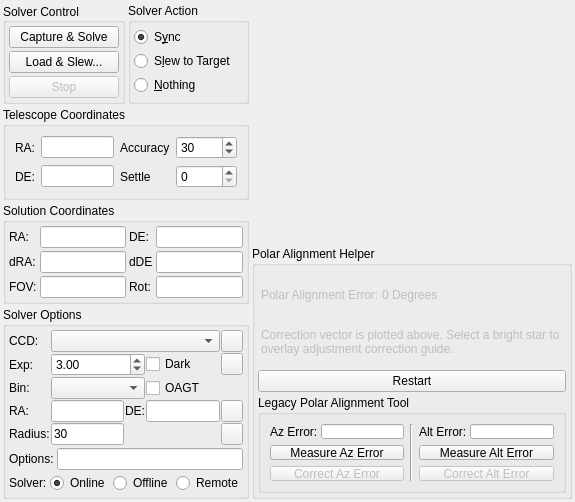
The window that kstars/ekos/align/align.ui (KDE/kstars) describes before a commit, drawn with Qt 5.
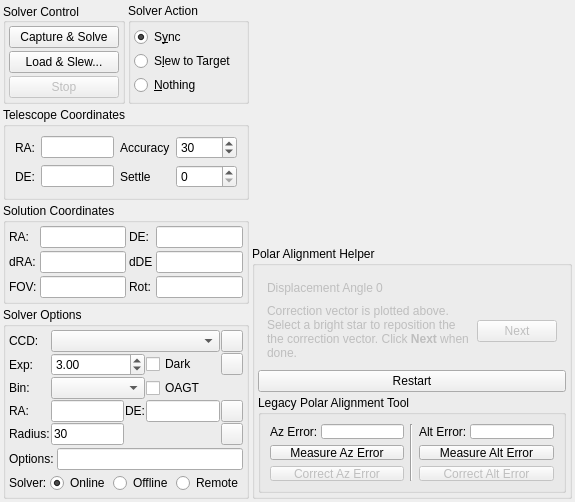
The same window after the commit. The open tabs and pages were chosen to show the change. Custom widgets are drawn as their Qt base class.

Commit message: More progress on Polar Alignment Helper

What changed in the file:
```diff
--- a/kstars/ekos/align/align.ui
+++ b/kstars/ekos/align/align.ui
@@ -1134,7 +1134,7 @@
                <number>3</number>
               </property>
               <item>
-               <widget class="QLabel" name="PAHErrorLabel">
+               <widget class="QLabel" name="PAHErrorDescriptionLabel">
                 <property name="text">
                  <string>Error Occured</string>
                 </property>
@@ -1174,21 +1174,6 @@
             </widget>
             <widget class="QWidget" name="PAHCorrectionPage">
              <layout class="QVBoxLayout" name="verticalLayout_14">
-              <property name="spacing">
-               <number>3</number>
-              </property>
-              <property name="leftMargin">
-               <number>3</number>
-              </property>
-              <property name="topMargin">
-               <number>3</number>
-              </property>
-              <property name="rightMargin">
-               <number>3</number>
-              </property>
-              <property name="bottomMargin">
-               <number>3</number>
-              </property>
               <item>
                <layout class="QHBoxLayout" name="horizontalLayout_14">
                 <property name="spacing">
@@ -1197,24 +1182,17 @@
                 <item>
                  <widget class="QLabel" name="label_23">
                   <property name="text">
-                   <string>Polar Alignment Error:</string>
+                   <string>Displacement Angle</string>
                   </property>
                  </widget>
                 </item>
                 <item>
-                 <widget class="QLabel" name="PAHErrorDegrees">
+                 <widget class="QLabel" name="PAHErrorLabel">
                   <property name="text">
                    <string>0</string>
                   </property>
                  </widget>
                 </item>
-                <item>
-                 <widget class="QLabel" name="label_25">
-                  <property name="text">
-                   <string>Degrees</string>
-                  </property>
-                 </widget>
-                </item>
                 <item>
                  <spacer name="horizontalSpacer_8">
                   <property name="orientation">
@@ -1231,14 +1209,34 @@
                </layout>
               </item>
               <item>
-               <widget class="QLabel" name="label_26">
-                <property name="text">
-                 <string>Correction vector is plotted above. Select a bright star to overlay adjustment correction guide.</string>
+               <layout class="QHBoxLayout" name="horizontalLayout_16">
+                <property name="spacing">
+                 <number>3</number>
                 </property>
-                <property name="wordWrap">
-                 <bool>true</bool>
-                </property>
-               </widget>
+                <item>
+                 <widget class="QLabel" name="label_26">
+                  <property name="sizePolicy">
+                   <sizepolicy hsizetype="MinimumExpanding" vsizetype="Preferred">
+                    <horstretch>0</horstretch>
+                    <verstretch>0</verstretch>
+                   </sizepolicy>
+                  </property>
+                  <property name="text">
+                   <string>&lt;html&gt;&lt;head/&gt;&lt;body&gt;&lt;p&gt;Correction vector is plotted above. Select a bright star to reposition the the correction vector. Click &lt;span style=&quot; font-weight:600;&quot;&gt;Next&lt;/span&gt; when done.&lt;/p&gt;&lt;/body&gt;&lt;/html&gt;</string>
+                  </property>
+                  <property name="wordWrap">
+                   <bool>true</bool>
+                  </property>
+                 </widget>
+                </item>
+                <item>
+                 <widget class="QPushButton" name="PAHCorrectionsNextB">
+                  <property name="text">
+                   <string>Next</string>
+                  </property>
+                 </widget>
+                </item>
+               </layout>
               </item>
              </layout>
             </widget>
```
Left out of the diff: 48 changed lines with no effect on the pictures. The commit also changes 6 other files.
